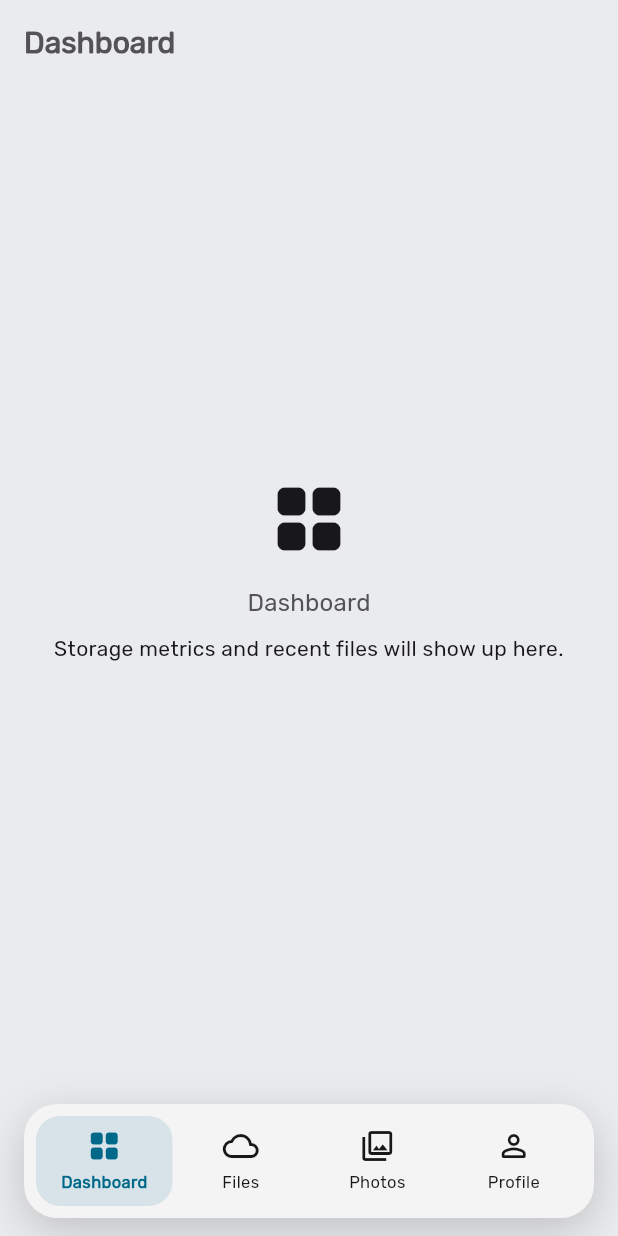
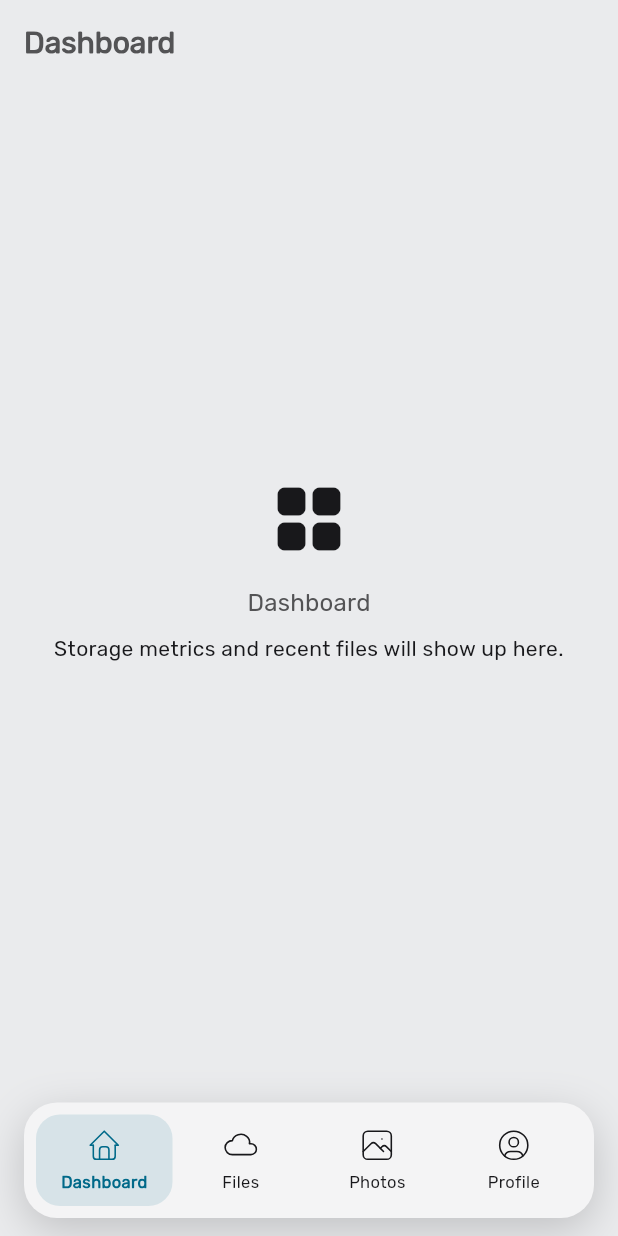
Before and after one commit to Ramphy0x90/r16a-cloud-app, a Flutter app: the screen it shows after launch, on a phone screen of 412 x 824 dp. Run offline on Flutter 3.47's test engine with Material 3 defaults, Android fonts, the phone set to English and light mode, and no system bars; our stand-ins replace flutter_svg.

Commit message:
update: use own icons instead of material ones, better for more unified look on IOS and Android

```diff
--- a/lib/app/shell/dock.dart
+++ b/lib/app/shell/dock.dart
@@ -1,15 +1,12 @@
 import 'package:flutter/material.dart';
+import 'package:flutter_svg/flutter_svg.dart';
 
 import 'dock_destination.dart';
 
 /// Floating bottom dock — the native replacement for the web client's
 /// slide-in hamburger drawer (`nav-bar`).
 class Dock extends StatelessWidget {
-  const Dock({
-    super.key,
-    required this.currentIndex,
-    required this.onSelected,
-  });
+  const Dock({super.key, required this.currentIndex, required this.onSelected});
 
   final int currentIndex;
   final ValueChanged<int> onSelected;
@@ -61,6 +58,7 @@ class _DockItem extends StatelessWidget {
     required this.onTap,
   });
 
+  final double iconSize = 25;
   final DockDestination destination;
   final bool selected;
   final VoidCallback onTap;
@@ -87,10 +85,11 @@ class _DockItem extends StatelessWidget {
           child: Column(
             mainAxisSize: MainAxisSize.min,
             children: [
-              Icon(
-                selected ? destination.activeIcon : destination.icon,
-                color: color,
-                size: 24,
+              SvgPicture.asset(
+                destination.iconAsset,
+                width: iconSize,
+                height: iconSize,
+                colorFilter: ColorFilter.mode(color, BlendMode.srcIn),
               ),
               const SizedBox(height: 4),
               Text(
--- a/lib/app/shell/dock_destination.dart
+++ b/lib/app/shell/dock_destination.dart
@@ -11,40 +11,34 @@ import '../../features/profile/presentation/profile_screen.dart';
 class DockDestination {
   const DockDestination({
     required this.label,
-    required this.icon,
-    required this.activeIcon,
+    required this.iconAsset,
     required this.screen,
   });
 
   final String label;
-  final IconData icon;
-  final IconData activeIcon;
+  final String iconAsset;
   final Widget screen;
 }
 
 const dockDestinations = <DockDestination>[
   DockDestination(
     label: 'Dashboard',
-    icon: Icons.grid_view_outlined,
-    activeIcon: Icons.grid_view_rounded,
+    iconAsset: 'assets/icons/home.svg',
     screen: DashboardScreen(),
   ),
   DockDestination(
     label: 'Files',
-    icon: Icons.cloud_outlined,
-    activeIcon: Icons.cloud_rounded,
+    iconAsset: 'assets/icons/cloud.svg',
     screen: FilesScreen(),
   ),
   DockDestination(
     label: 'Photos',
-    icon: Icons.photo_library_outlined,
-    activeIcon: Icons.photo_library_rounded,
+    iconAsset: 'assets/icons/photo.svg',
     screen: PhotosScreen(),
   ),
   DockDestination(
     label: 'Profile',
-    icon: Icons.person_outline_rounded,
-    activeIcon: Icons.person_rounded,
+    iconAsset: 'assets/icons/user-circle.svg',
     screen: ProfileScreen(),
   ),
 ];
--- a/pubspec.yaml
+++ b/pubspec.yaml
@@ -34,6 +34,7 @@ dependencies:
   # The following adds the Cupertino Icons font to your application.
   # Use with the CupertinoIcons class for iOS style icons.
   cupertino_icons: ^1.0.8
+  flutter_svg: ^2.3.0
 
 dev_dependencies:
   flutter_test:
@@ -59,6 +60,7 @@ flutter:
 
   assets:
     - assets/imgs/
+    - assets/icons/
 
   fonts:
     - family: Rubik
```
Also changed, not shown: assets/icons/cloud.svg (added), assets/icons/home.svg (added), assets/icons/photo.svg (added), assets/icons/user-circle.svg (added), pubspec.lock.
